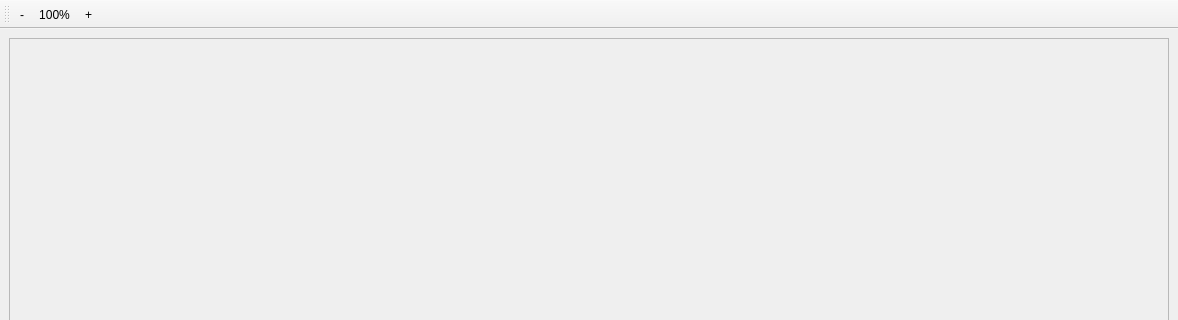
Above: modules/plot/preview.ui from telekom/qgis_plugin_plot before the change; both pictures show x 0 to 1178 and y 0 to 320 of the 1178 by 849 pixel window. Below: the same form after it.
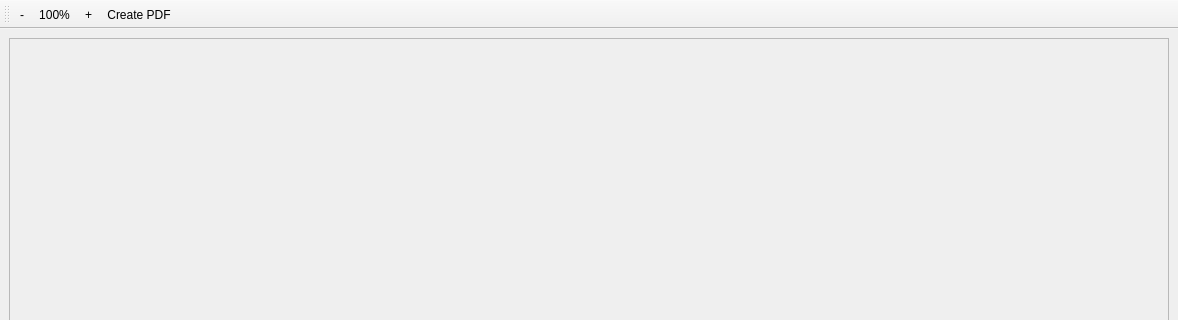
That is the form after the change.

Commit message: feat: add pdf export button in preview window

Diff of the .ui file:
```diff
--- a/modules/plot/preview.ui
+++ b/modules/plot/preview.ui
@@ -67,6 +67,7 @@
    <addaction name="zoom_out_action"/>
    <addaction name="zoom_percent_action"/>
    <addaction name="zoom_in_action"/>
+   <addaction name="create_pdf_action"/>
   </widget>
   <action name="zoom_in_action">
    <property name="text">
@@ -98,6 +99,17 @@
     <string>Reset Zoom</string>
    </property>
   </action>
+  <action name="create_pdf_action">
+   <property name="text">
+    <string>Create PDF</string>
+   </property>
+   <property name="toolTip">
+    <string>&lt;html&gt;&lt;head/&gt;&lt;body&gt;&lt;p&gt;Export as PDF&lt;/p&gt;&lt;p&gt;(Ctrl + S)&lt;/p&gt;&lt;/body&gt;&lt;/html&gt;</string>
+   </property>
+   <property name="shortcut">
+    <string>Ctrl+S</string>
+   </property>
+  </action>
  </widget>
  <resources/>
  <connections/>
```
Left out of the diff: 6 changed lines with no effect on the pictures. The commit also changes 2 other files.
